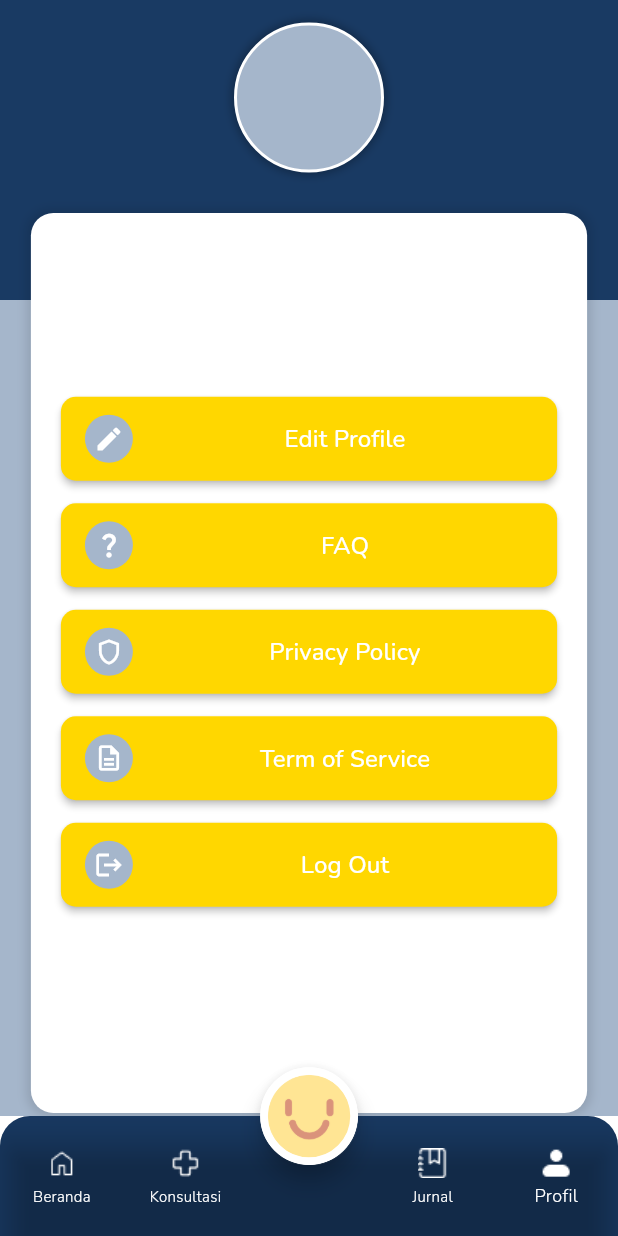
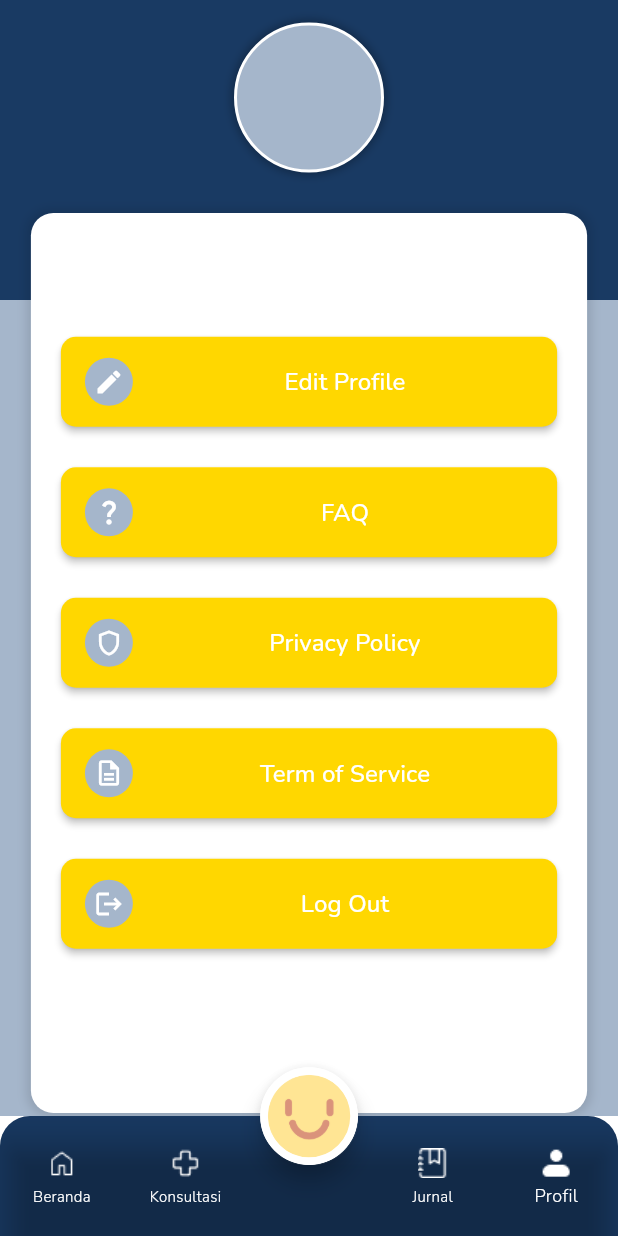
Before and after one commit to rizqiaditya222/raion_intern_15, a Flutter app: the screen it shows after launch, item 5 of the bottom bar chosen, on a phone screen of 412 x 824 dp. Run offline on Flutter 3.47's test engine with Material 3 defaults, Android fonts, the phone set to English and light mode, and no system bars; our stand-ins replace cloud_firestore, firebase_auth, firebase_core, firebase_database, get_it, google_fonts; accounts and stored records are empty.

Commit message:
Add profile_screen

```diff
--- a/lib/assets/widgets/profilebutton.dart
+++ b/lib/assets/widgets/profilebutton.dart
@@ -19,8 +19,8 @@ class YellowButton extends StatelessWidget {
   Widget build(BuildContext context) {
     return Container(
       width: double.infinity,
-      height: 56,
-      margin: const EdgeInsets.only(bottom: 15),
+      height: 60,
+      margin: const EdgeInsets.only(bottom: 27),
       child: ElevatedButton(
         onPressed: onPressed,
         style: ElevatedButton.styleFrom(
```
